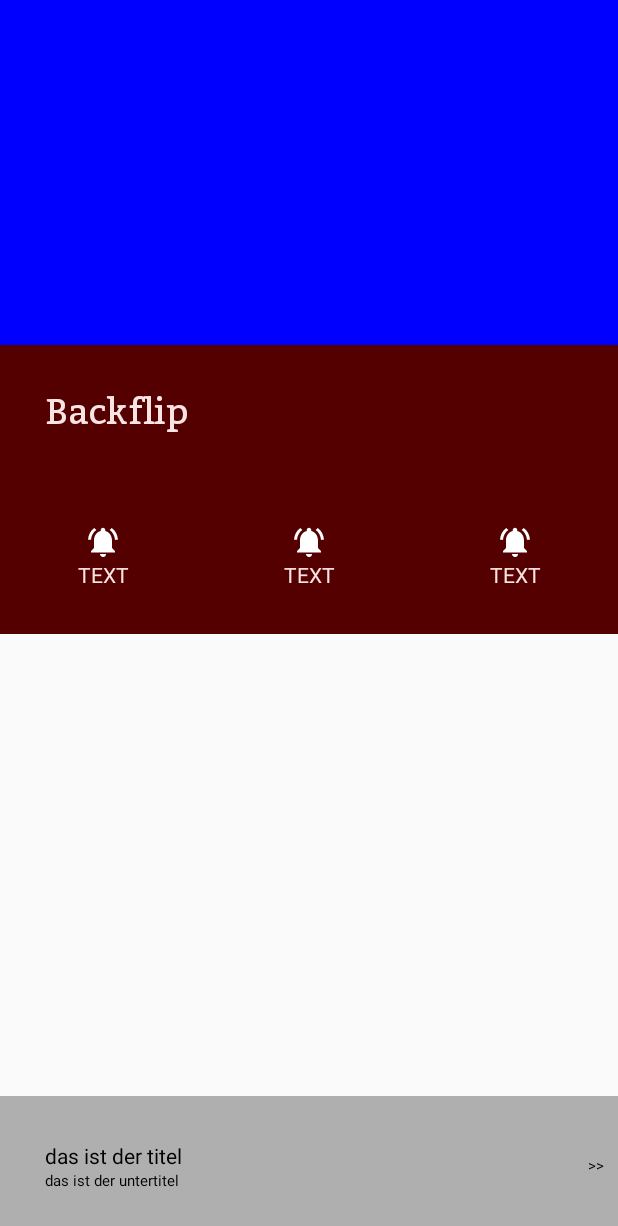
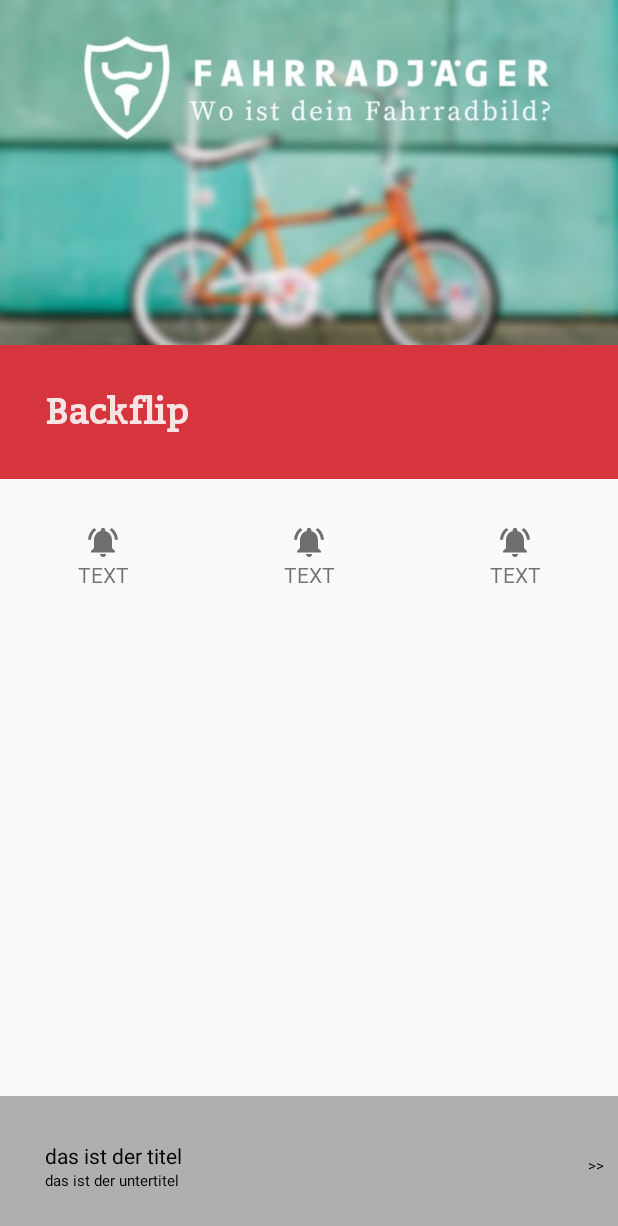
Before and after one commit to Franjoo/zt_anphsop, an Android app: the screen it shows after launch (BikeDetailActivity), on a phone screen of 412 x 824 dp. Shown: the top 1226 px of the screen. Run offline under Robolectric (Android 15) with nearby library versions, the phone set to English and light mode, and no system bars.

Commit message:
add secondary font, adjust colors, dimensions, manifest, sample data

```diff
--- a/app/src/main/res/layout/bike_action_toggle.xml
+++ b/app/src/main/res/layout/bike_action_toggle.xml
@@ -3,7 +3,6 @@
     android:layout_width="0dp"
     android:layout_height="wrap_content"
     android:layout_weight="1"
-    android:background="#550000"
     android:orientation="vertical"
     android:padding="30dp">
 
@@ -12,14 +11,15 @@
         android:layout_height="wrap_content"
         android:src="@drawable/ic_notifications_active_white_24dp"
         android:textAlignment="center"
-        android:textColor="@color/fontPrimaryLight" />
+        android:textColor="@color/fontPrimaryLight"
+        android:tint="@color/toggleActivated" />
 
     <TextView
         android:layout_width="match_parent"
-
         android:layout_height="wrap_content"
+        android:fontFamily="@font/roboto"
         android:text="text"
+        android:textAlignment="center"
         android:textAllCaps="true"
-        android:textAlignment="center"
-        android:textColor="@color/fontPrimaryLight" />
+        android:tint="@color/toggleActivated" />
 </LinearLayout>
--- a/app/src/main/res/layout/bike_detail.xml
+++ b/app/src/main/res/layout/bike_detail.xml
@@ -8,12 +8,13 @@
         <ImageView
             android:layout_width="match_parent"
             android:layout_height="230dp"
-            android:background="#0000ff" />
+            android:scaleType="centerCrop"
+            android:src="@raw/_bike_detail_header_fallback"/>
 
         <LinearLayout
             android:layout_width="match_parent"
             android:layout_height="wrap_content"
-            android:background="#550000"
+            android:background="@color/alarmPrimary"
             android:orientation="vertical"
             android:padding="30dp">
 
@@ -21,14 +22,15 @@
                 android:layout_width="match_parent"
                 android:layout_height="wrap_content"
                 android:fontFamily="@font/bitter"
-                android:text="Backflip"
+                android:textStyle="bold"
+                android:text="@string/bike_detail_bike_name"
                 android:textColor="@color/fontPrimaryLight"
-                android:textSize="24dp" />
+                android:textSize="24sp" />
 
             <TextView
                 android:layout_width="match_parent"
                 android:layout_height="wrap_content"
-                android:text="Subtitle"
+                android:text="@string/bike_detail_bike_subtitle"
                 android:textColor="@color/fontPrimaryLight"
                 android:visibility="gone" />
         </LinearLayout>
--- a/app/src/main/res/values/dimens.xml
+++ b/app/src/main/res/values/dimens.xml
@@ -2,4 +2,8 @@
     <!-- Default screen margins, per the Android Design guidelines. -->
     <dimen name="activity_horizontal_margin">16dp</dimen>
     <dimen name="activity_vertical_margin">16dp</dimen>
+
+    <!--toggles-->
+    <dimen name="toggle_enabled">0.56</dimen>
+    <dimen name="toggle_disabled">0.38</dimen>
 </resources>
--- a/app/src/main/res/values/strings.xml
+++ b/app/src/main/res/values/strings.xml
@@ -3,4 +3,6 @@
     <string name="title_home">Home</string>
     <string name="title_dashboard">Dashboard</string>
     <string name="title_notifications">Notifications</string>
+    <string name="bike_detail_bike_name">Backflip</string>
+    <string name="bike_detail_bike_subtitle">Subtitle</string>
 </resources>
```
Also changed, not shown: app/src/main/res/values/colors.xml (+6 -3 lines), app/src/main/res/font/roboto.ttf (added), app/src/main/res/raw/_bike_detail_header_fallback.jpg (added), 1 other file.
